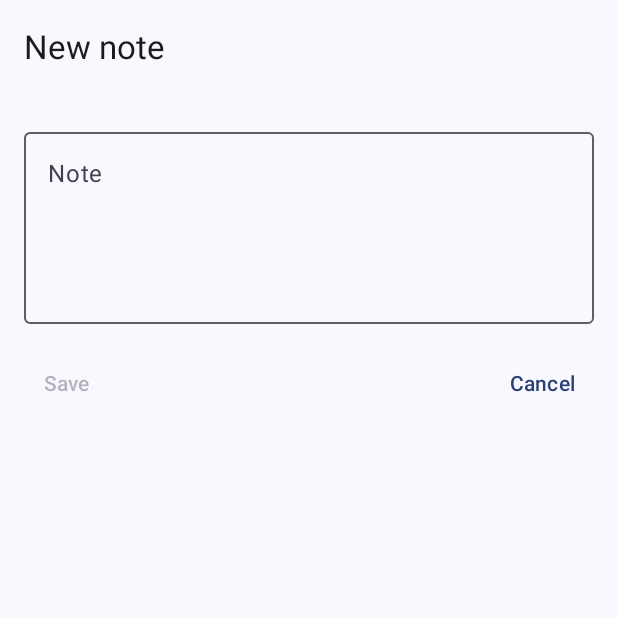
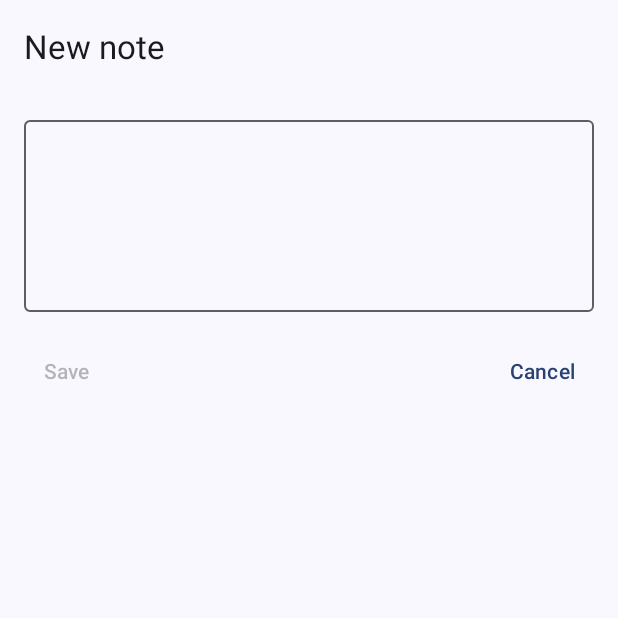
Before and after one commit to csande/persistent-notifications-app, an Android app built with Jetpack Compose: the screen it shows after launch (MainActivity), on a phone screen of 412 x 824 dp, the top half of it. Run offline under Robolectric (Android 15) with nearby library versions, the phone set to English and light mode, and no system bars.

Commit message:
Removed label from text field

```diff
--- a/app/src/main/java/com/github/csande/persistentnotificationsapp/ui/EditorScreen.kt
+++ b/app/src/main/java/com/github/csande/persistentnotificationsapp/ui/EditorScreen.kt
@@ -68,7 +68,6 @@ fun EditorScreen(
             OutlinedTextField(
                 value = field,
                 onValueChange = onFieldChange,
-                label = { Text(stringResource(R.string.note_label)) },
                 minLines = 4,
                 modifier = Modifier
                     .fillMaxWidth()
--- a/app/src/main/res/values/strings.xml
+++ b/app/src/main/res/values/strings.xml
@@ -7,7 +7,6 @@
 
     <string name="title_new_note">New note</string>
     <string name="title_edit_note">Edit note</string>
-    <string name="note_label">Note</string>
     <string name="action_save">Save</string>
     <string name="action_delete">Delete</string>
     <string name="action_cancel">Cancel</string>
```
